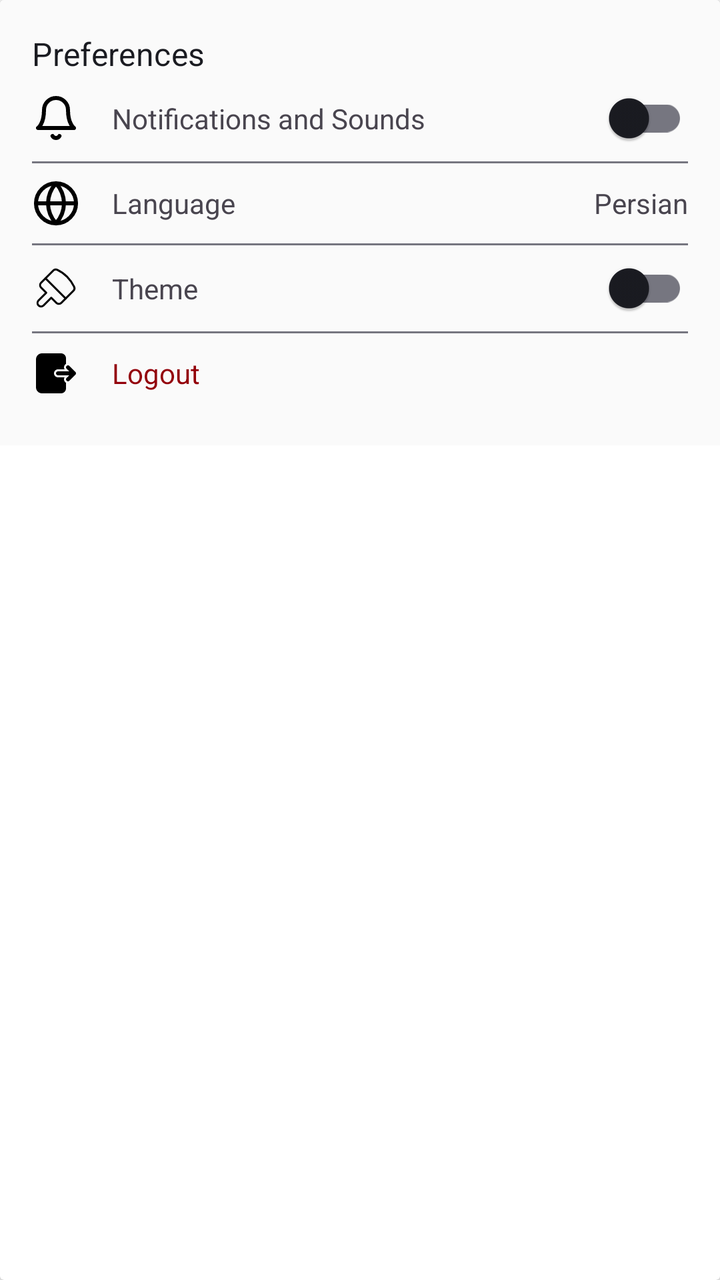
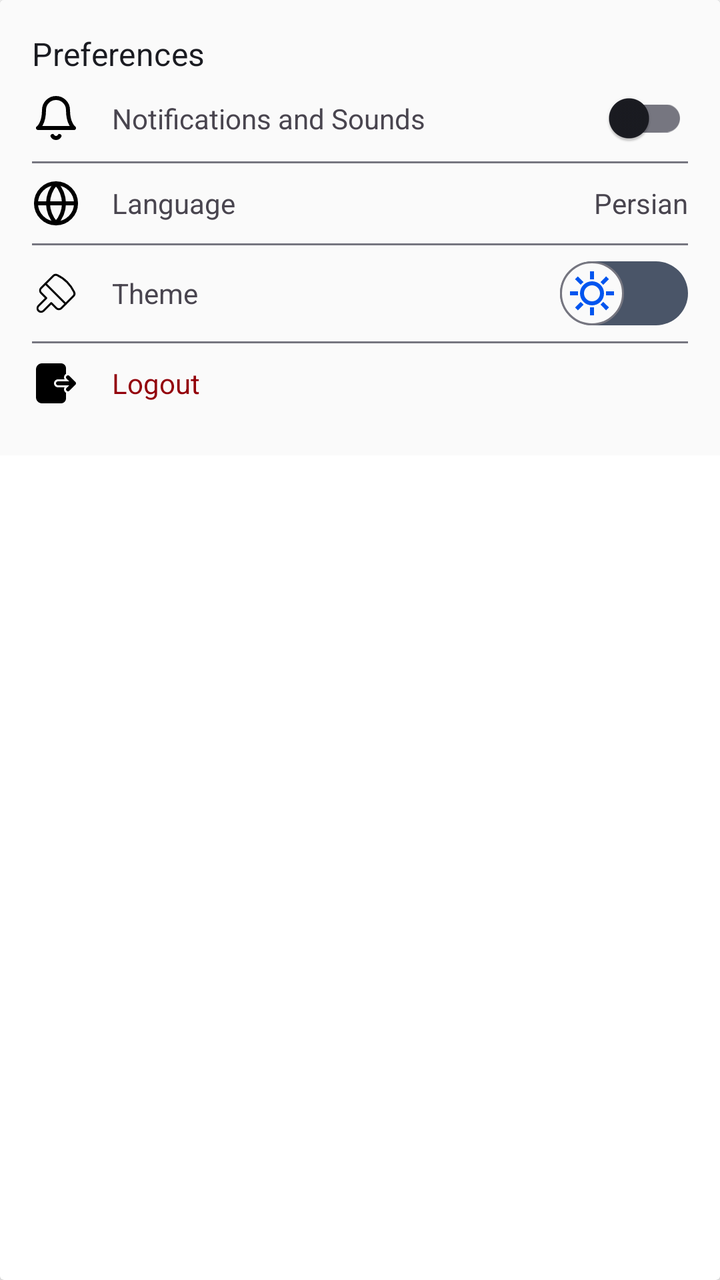

Two renders of the same Android screen: before a commit and after it. Below are the layout's source before the change and the commit's diff.
<!-- AndroidManifest.xml: application theme AppTheme -->
<!-- res/layout/item_preferences.xml -->
<?xml version="1.0" encoding="utf-8"?>
<androidx.cardview.widget.CardView
    xmlns:android="http://schemas.android.com/apk/res/android"
    xmlns:tools="http://schemas.android.com/tools"
    android:layout_width="match_parent"
    android:layout_height="wrap_content"
    android:elevation="2dp"
    android:radius="12dp">


    <LinearLayout
        android:layout_width="match_parent"
        android:layout_height="wrap_content"
        android:orientation="vertical"
        android:background="@color/md_theme_background"
        android:padding="16dp">

        <TextView
            android:layout_width="match_parent"
            android:layout_height="wrap_content"
            android:text="@string/settings_section_preferences"
            android:textColor="@color/md_theme_onSurface"
            android:textAppearance="?attr/textAppearanceTitleMedium"
            android:textDirection="locale"
            android:layout_gravity="start" />

        
        <LinearLayout
            android:layout_width="match_parent"
            android:layout_height="wrap_content"
            android:gravity="center_vertical"
            android:paddingVertical="8dp">

            <ImageView
                android:layout_width="24dp"
                android:layout_height="24dp"
                android:src="@drawable/ic_bell" />

            <TextView
                android:layout_width="0dp"
                android:layout_height="wrap_content"
                android:layout_marginStart="16dp"
                android:layout_weight="1"
                android:gravity="start"
                android:text="@string/settings_notifications"
                android:textDirection="locale" />

            <androidx.appcompat.widget.SwitchCompat
                android:id="@+id/switchNotifications"
                android:layout_width="wrap_content"
                android:layout_height="24dp" />
        </LinearLayout>

        <View
            android:layout_width="match_parent"
            android:layout_height="1dp"
            android:background="@color/md_theme_outline"/>
        
        <LinearLayout
            android:id="@+id/languageLayout"
            android:layout_width="match_parent"
            android:layout_height="wrap_content"
            android:orientation="horizontal"
            android:gravity="center_vertical"
            android:paddingVertical="8dp"
            android:clickable="true"
            android:focusable="true"
            android:background="?attr/selectableItemBackground"
            >

            <ImageView
                android:layout_width="24dp"
                android:layout_height="24dp"
                android:src="@drawable/ic_globe" />

            <TextView
                android:layout_width="0dp"
                android:layout_height="wrap_content"
                android:layout_marginStart="16dp"
                android:layout_weight="1"
                android:text="@string/settings_language_title"
                android:gravity="start"
                android:textDirection="locale" />

            <TextView
                android:id="@+id/currentLanguageText"
                android:layout_width="wrap_content"
                android:layout_height="wrap_content"
                android:text="@string/settings_language_fa" />
        </LinearLayout>

        <View
            android:layout_width="match_parent"
            android:layout_height="1dp"
            android:background="@color/md_theme_outline"/>

        
        <LinearLayout
            android:id="@+id/themeLayout"
            android:layout_width="match_parent"
            android:layout_height="wrap_content"
            android:orientation="horizontal"
            android:gravity="center_vertical"
            android:paddingVertical="8dp"
            android:clickable="true"
            android:focusable="true"
            android:background="?attr/selectableItemBackground">

            <ImageView
                android:layout_width="24dp"
                android:layout_height="24dp"
                android:src="@drawable/ic_theme" />

            <TextView
                android:layout_width="0dp"
                android:layout_height="wrap_content"
                android:layout_marginStart="16dp"
                android:layout_weight="1"
                android:text="@string/settings_theme_title"
                android:gravity="start"
                android:textDirection="locale" />

            <androidx.appcompat.widget.SwitchCompat
                android:id="@+id/switchTheme"
                android:layout_width="wrap_content"
                android:layout_height="19dp"

                />
        </LinearLayout>

        <View
            android:layout_width="match_parent"
            android:layout_height="1dp"
            android:background="@color/md_theme_outline"/>

        
        <LinearLayout
            android:id="@+id/logoutLayout"
            android:layout_width="match_parent"
            android:layout_height="wrap_content"
            android:orientation="horizontal"
            android:gravity="center_vertical"
            android:paddingVertical="8dp"
            android:clickable="true"
            android:focusable="true"
            android:background="?attr/selectableItemBackground">

            <ImageView
                android:layout_width="24dp"
                android:layout_height="24dp"
                android:src="@drawable/ic_logout" />

            <TextView
                android:layout_width="0dp"
                android:layout_height="wrap_content"
                android:layout_marginStart="16dp"
                android:layout_weight="1"
                android:text="@string/auth_logout"
                android:textColor="@color/md_theme_onErrorContainer"
                android:gravity="start"
                android:textDirection="locale" />
        </LinearLayout>

    </LinearLayout>
</androidx.cardview.widget.CardView>
<!-- resources referenced by this layout -->
<resources>
  <string name="auth_logout">Logout</string>
  <color name="black">#FF000000</color>
  <color name="md_theme_primary">#0055EF</color>
  <color name="md_theme_error">#BA1A1A</color>
  <color name="md_theme_onError">#FFFFFF</color>
  <color name="md_theme_surface">#FFFFFF</color>
  <!-- unchanged entries left out for length: 52 -->
</resources>

<!-- the commit's change to res/layout/item_preferences.xml (unified diff, before → after) -->
@@ -1,9 +1,9 @@
 <?xml version="1.0" encoding="utf-8"?>
-<androidx.cardview.widget.CardView
-    xmlns:android="http://schemas.android.com/apk/res/android"
+<androidx.cardview.widget.CardView xmlns:android="http://schemas.android.com/apk/res/android"
     xmlns:tools="http://schemas.android.com/tools"
     android:layout_width="match_parent"
     android:layout_height="wrap_content"
+    xmlns:app="http://schemas.android.com/apk/res-auto"
     android:elevation="2dp"
     android:radius="12dp">
 
@@ -49,6 +49,7 @@
                 android:id="@+id/switchNotifications"
                 android:layout_width="wrap_content"
                 android:layout_height="24dp" />
+
         </LinearLayout>
 
         <View
@@ -123,9 +124,14 @@
             <androidx.appcompat.widget.SwitchCompat
                 android:id="@+id/switchTheme"
                 android:layout_width="wrap_content"
-                android:layout_height="19dp"
+                android:layout_height="24dp"
+                android:thumb="@drawable/thumb_theme_base"
+                app:showText="false"
+                app:thumbTint="@null"
+                app:trackTint="@null"
+                app:track="@drawable/track"/>
 
-                />
+
         </LinearLayout>
 
         <View
<!-- resource entries referenced after the edit -->
@@ -1,11 +1,132 @@
 <!-- resources referenced by this layout -->
 <resources>
+  <!-- drawable thumb_theme_base (drawable) -->
+  <?xml version="1.0" encoding="utf-8"?>
+  <selector xmlns:android="http://schemas.android.com/apk/res/android">
+  
+      <item
+          android:state_checked="true"
+          android:drawable="@drawable/thumb_theme_true"
+          />
+  
+      <item
+          android:state_checked="false"
+          android:drawable="@drawable/thumb_theme_false"
+          />
+  
+  </selector>
+  <!-- drawable track (drawable) -->
+  <?xml version="1.0" encoding="utf-8"?>
+  <selector xmlns:android="http://schemas.android.com/apk/res/android">
+  
+      <item
+          android:state_checked="true">
+  
+          <shape android:shape="rectangle">
+  
+              <solid android:color="#B5C4FF"/>
+  
+              <size android:height="8dp"/>
+  
+              <corners android:radius="20dp"/>
+  
+          </shape>
+      </item>
+  
+      <item
+          android:state_checked="false">
+  
+          <shape android:shape="rectangle">
+  
+              <solid android:color="#4A5568"/>
+  
+              <size android:height="8dp"/>
+  
+              <corners android:radius="20dp"/>
+  
+          </shape>
+      </item>
+  
+  </selector>
   <string name="auth_logout">Logout</string>
   <color name="black">#FF000000</color>
+  <!-- drawable thumb_theme_true (drawable) -->
+  <?xml version="1.0" encoding="utf-8"?>
+  <layer-list
+      xmlns:android="http://schemas.android.com/apk/res/android">
+  
+      <item>
+          <shape
+              android:shape="oval">
+  
+              <solid android:color="#FAFAFA" />
+  
+              <stroke
+                  android:width="1dp"
+                  android:color="#767680"/>
+  
+          </shape>
+      </item>
+  
+      <item
+          android:drawable="@drawable/ic_moon"
+          android:top="4dp"
+          android:right="4dp"
+          android:left="4dp"
+          android:bottom="4dp"/>
+  
+  
+  </layer-list>
+  <!-- drawable thumb_theme_false (drawable) -->
+  <?xml version="1.0" encoding="utf-8"?>
+  <layer-list
+      xmlns:android="http://schemas.android.com/apk/res/android">
+  
+      <item>
+          <shape
+              android:shape="oval">
+  
+              <solid android:color="#FAFAFA" />
+  
+              <stroke
+                  android:width="1dp"
+                  android:color="#767680"/>
+  
+          </shape>
+      </item>
+  
+      <item
+          android:drawable="@drawable/ic_sun"
+          android:top="4dp"
+          android:right="4dp"
+          android:left="4dp"
+          android:bottom="4dp"/>
+  
+  </layer-list>
   <color name="md_theme_primary">#0055EF</color>
   <color name="md_theme_error">#BA1A1A</color>
   <color name="md_theme_onError">#FFFFFF</color>
   <color name="md_theme_surface">#FFFFFF</color>
+  <!-- drawable ic_moon (drawable) -->
+  <vector xmlns:android="http://schemas.android.com/apk/res/android"
+      android:width="24dp"
+      android:height="24dp"
+      android:viewportWidth="64"
+      android:viewportHeight="64">
+    <path
+        android:pathData="M34.82,56.11a23.86,23.86 0,0 1,-9.38 -1.9A2,2 0,0 1,27 50.53a19.87,19.87 0,0 0,7.82 1.58A20.16,20.16 0,0 0,46.59 48.3a24.12,24.12 0,0 1,-16.2 -35.91A20.16,20.16 0,0 0,14.71 32a19.91,19.91 0,0 0,3.88 11.87,2 2,0 0,1 -3.23,2.37A24.12,24.12 0,0 1,34.66 7.89h0A2,2 0,0 1,36.5 9.07a2,2 0,0 1,-0.33 2.16,20.11 20.11,0 0,0 15,33.5h0.13a2,2 0,0 1,1.83 1.19,2 2,0 0,1 -0.34,2.15A24.1,24.1 0,0 1,34.82 56.11Z"
+        android:fillColor="#0055EF"/>
+  </vector>
+  <!-- drawable ic_sun (drawable) -->
+  <vector xmlns:android="http://schemas.android.com/apk/res/android"
+      android:width="24dp"
+      android:height="24dp"
+      android:viewportWidth="960"
+      android:viewportHeight="960">
+    <path
+        android:pathData="M440,200v-160h80v160h-80ZM706,310 L651,255 763,140 819,197 706,310ZM760,520v-80h160v80L760,520ZM440,920v-160h80v160h-80ZM254,308 L140,197l57,-56 113,113 -56,54ZM762,820L651,705l54,-54 114,110 -57,59ZM40,520v-80h160v80L40,520ZM197,820 L141,763 253,651 282,678 311,706 197,820ZM480,720q-100,0 -170,-70t-70,-170q0,-100 70,-170t170,-70q100,0 170,70t70,170q0,100 -70,170t-170,70ZM480,640q66,0 113,-47t47,-113q0,-66 -47,-113t-113,-47q-66,0 -113,47t-47,113q0,66 47,113t113,47ZM480,480Z"
+        android:fillColor="#0055EF"/>
+  </vector>
   <!-- unchanged entries left out for length: 52 -->
 </resources>
 
